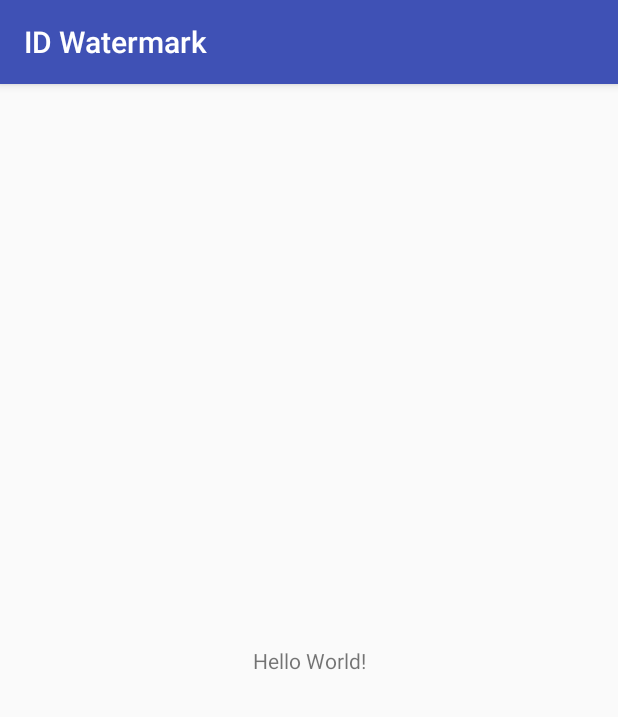
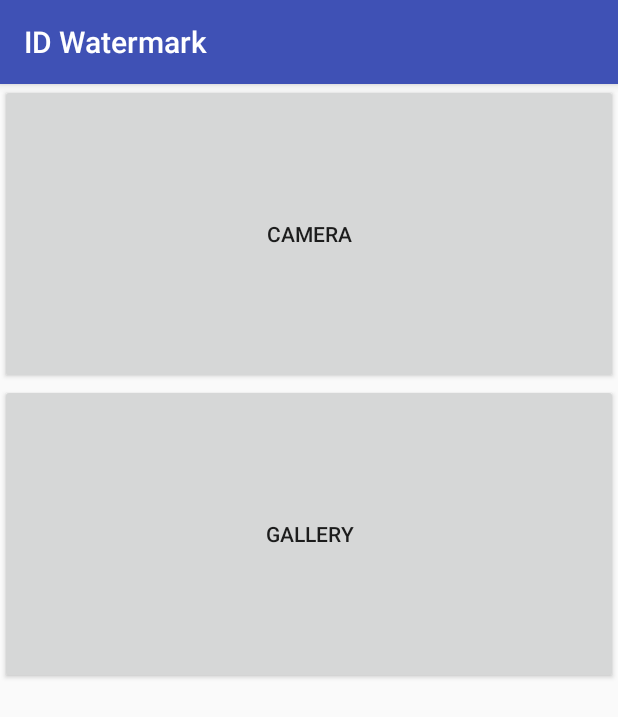
Before and after one commit to CubicPill/IDWatermark, an Android app: the screen it shows after launch (MainActivity), on a phone screen of 412 x 824 dp. Shown: the top 717 px of the screen. Run offline under Robolectric (Android 15) with nearby library versions, the phone set to English and light mode, and no system bars; 2 statements that could not run were skipped.

```diff
--- a/app/build.gradle
+++ b/app/build.gradle
@@ -5,11 +5,11 @@ apply plugin: 'kotlin-android'
 apply plugin: 'kotlin-android-extensions'
 
 android {
-    compileSdkVersion 28
+    compileSdkVersion 27
     defaultConfig {
         applicationId "me.cubicpill.idwatermark"
         minSdkVersion 27
-        targetSdkVersion 28
+        targetSdkVersion 27
         versionCode 1
         versionName "1.0"
         testInstrumentationRunner "android.support.test.runner.AndroidJUnitRunner"
@@ -25,7 +25,7 @@ android {
 dependencies {
     implementation fileTree(dir: 'libs', include: ['*.jar'])
     implementation"org.jetbrains.kotlin:kotlin-stdlib-jdk7:$kotlin_version"
-    implementation 'com.android.support:appcompat-v7:28.0.0'
+    implementation 'com.android.support:appcompat-v7:27.1.1'
     implementation 'com.android.support.constraint:constraint-layout:1.1.3'
     testImplementation 'junit:junit:4.12'
     androidTestImplementation 'com.android.support.test:runner:1.0.2'
--- a/app/src/main/java/me/cubicpill/idwatermark/MainActivity.kt
+++ b/app/src/main/java/me/cubicpill/idwatermark/MainActivity.kt
@@ -2,12 +2,24 @@ package me.cubicpill.idwatermark
 
 import android.support.v7.app.AppCompatActivity
 import android.os.Bundle
+import android.widget.Button
 
 class MainActivity : AppCompatActivity() {
 
     override fun onCreate(savedInstanceState: Bundle?) {
         super.onCreate(savedInstanceState)
         setContentView(R.layout.activity_main)
+        val galleryButton = findViewById<Button>(R.id.galleryBtn)
+        val cameraButton = findViewById<Button>(R.id.cameraBtn)
+
+    }
+
+    fun onCameraButtonClick() {
+
+    }
+
+    fun onGalleryButtonClick() {
+
     }
 
 
--- a/app/src/main/res/layout/activity_main.xml
+++ b/app/src/main/res/layout/activity_main.xml
@@ -1,18 +1,28 @@
 <?xml version="1.0" encoding="utf-8"?>
-<android.support.constraint.ConstraintLayout xmlns:android="http://schemas.android.com/apk/res/android"
+<android.support.constraint.ConstraintLayout
+    xmlns:android="http://schemas.android.com/apk/res/android"
+    xmlns:tools="http://schemas.android.com/tools"
     xmlns:app="http://schemas.android.com/apk/res-auto"
-    xmlns:tools="http://schemas.android.com/tools"
     android:layout_width="match_parent"
     android:layout_height="match_parent"
     tools:context=".MainActivity">
 
-    <TextView
-        android:layout_width="wrap_content"
-        android:layout_height="wrap_content"
-        android:text="Hello World!"
-        app:layout_constraintBottom_toBottomOf="parent"
-        app:layout_constraintLeft_toLeftOf="parent"
-        app:layout_constraintRight_toRightOf="parent"
-        app:layout_constraintTop_toTopOf="parent" />
+    <LinearLayout
+        android:layout_width="match_parent"
+        android:layout_height="match_parent"
+        android:orientation="vertical">
+
+        <Button
+            android:id="@+id/R.id.cameraBtn"
+            android:layout_width="match_parent"
+            android:layout_height="200dp"
+            android:text="@string/camera" />
+
+        <Button
+            android:id="@+id/R.id.galleryBtn"
+            android:layout_width="match_parent"
+            android:layout_height="200dp"
+            android:text="@string/gallery" />
+    </LinearLayout>
 
 </android.support.constraint.ConstraintLayout>
--- a/app/src/main/res/values/strings.xml
+++ b/app/src/main/res/values/strings.xml
@@ -1,3 +1,5 @@
 <resources>
     <string name="app_name">ID Watermark</string>
+    <string name="camera">Camera</string>
+    <string name="gallery">Gallery</string>
 </resources>
```
